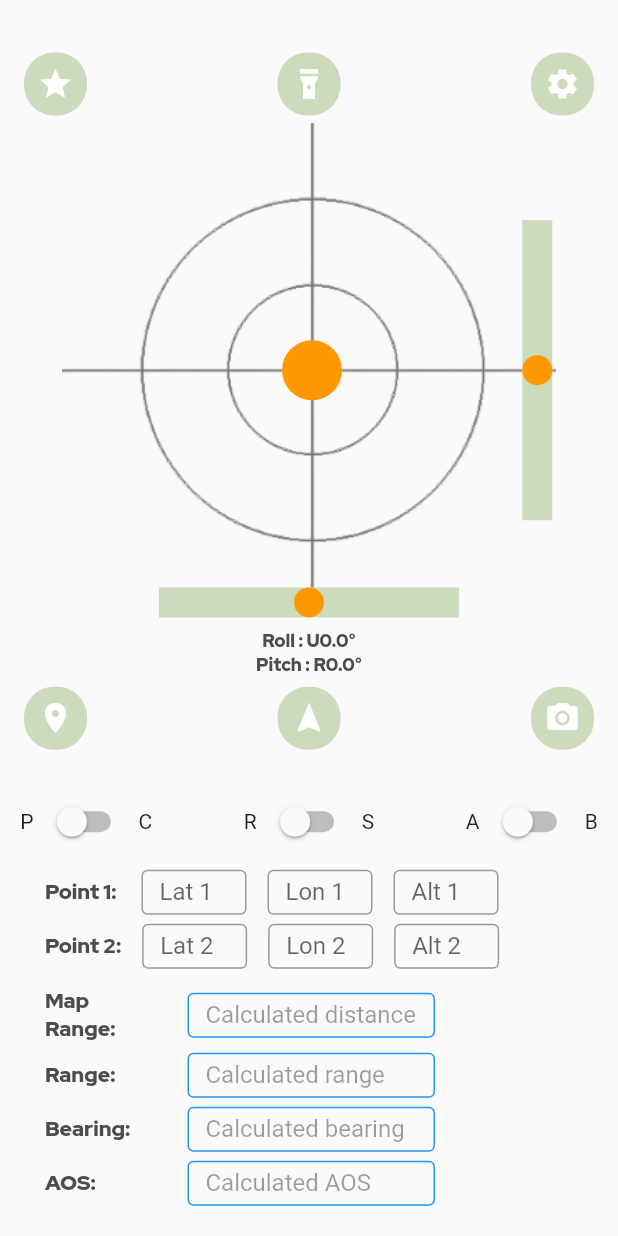
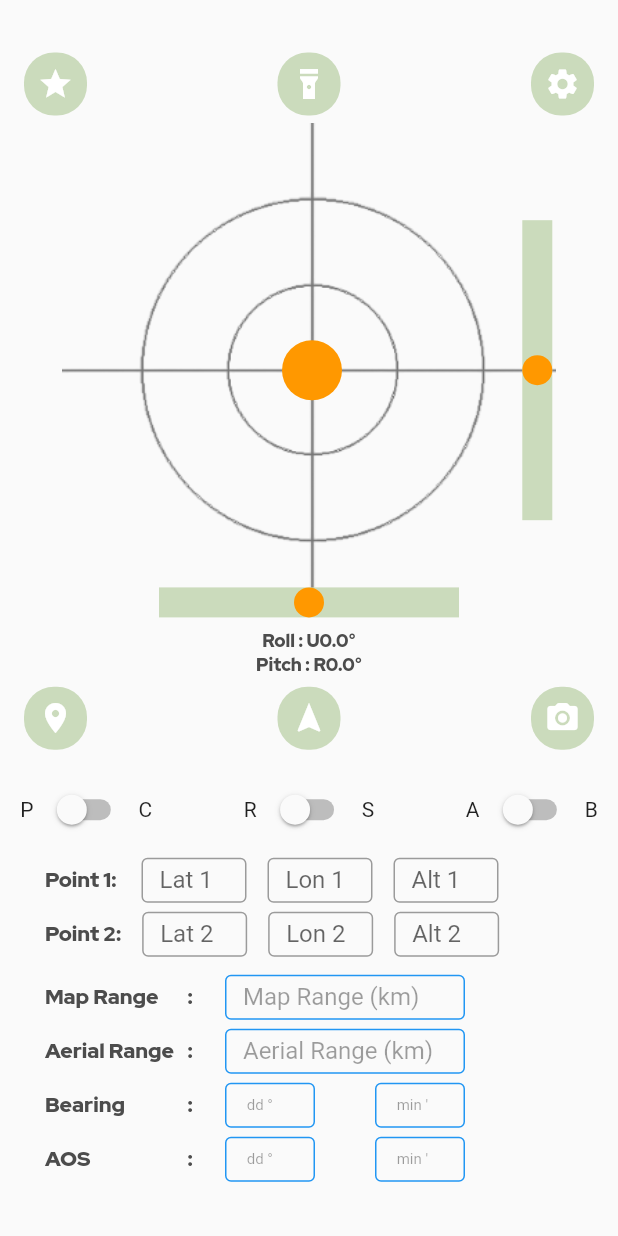
Before and after one commit to Sirius-aa7/Compass_Task, a Flutter app: the HomePage screen opened directly, swiped to page 2, on a phone screen of 412 x 824 dp. Run offline on Flutter 3.47's test engine with Material 2 defaults, Android fonts, the phone set to English and light mode, and no system bars; our stand-ins replace camera, flutter_compass, fluttertoast, geocoding, geolocator, google_fonts and 2 more; missing offline and left inert: torch_light; statements that could not run were skipped.

Commit message:
Minor changes in displaying output text fields in module 1

```diff
--- a/lib/pages/lat_long.dart
+++ b/lib/pages/lat_long.dart
@@ -227,7 +227,7 @@ class _GeoLocationAppState extends State<GeoLocationApp> {
       child: Column(
         children: [
           Padding(
-            padding: const EdgeInsets.all(8.0),
+            padding: const EdgeInsets.fromLTRB(8, 0, 8, 8),
             child: Row(
               mainAxisAlignment: MainAxisAlignment.spaceEvenly,
               children: [
@@ -1412,25 +1412,35 @@ class _GeoLocationAppState extends State<GeoLocationApp> {
                     children: [
                       Padding(padding: EdgeInsets.only(left: 30)),
                       Container(
-                        width: 75,
+                        width: 95,
                         child: Text(
-                          "Map Range:",
+                          "Map Range",
                           style: GoogleFonts.redHatDisplay(
                             fontWeight: FontWeight.w900,
                             color: const Color(0xFF4C4C4C),
                           ),
                         ),
                       ),
-                      Padding(padding: EdgeInsets.all(10)),
-                      Container(
-                        height: 30,
-                        width: 165,
+                      Container(
+                        width: 5,
+                        child: Text(
+                          ":",
+                          style: GoogleFonts.redHatDisplay(
+                            fontWeight: FontWeight.w900,
+                            color: const Color(0xFF4C4C4C),
+                          ),
+                        ),
+                      ),
+                      Padding(padding: EdgeInsets.all(10)),
+                      Container(
+                        height: 30,
+                        width: 160,
                         child: TextField(
                           controller: distanceController,
                           onChanged: (value) => _updateResults(),
                           enabled: sectionEnabled,
                           decoration: InputDecoration(
-                            labelText: 'Calculated distance',
+                            labelText: 'Map Range (km)',
                             border: OutlineInputBorder(),
                             disabledBorder: OutlineInputBorder(
                               borderSide: BorderSide(color: Colors.blue),
@@ -1445,41 +1455,19 @@ class _GeoLocationAppState extends State<GeoLocationApp> {
                     children: [
                       Padding(padding: EdgeInsets.only(left: 30)),
                       Container(
-                        width: 75,
+                        width: 95,
                         child: Text(
-                          "Range:",
+                          "Aerial Range",
                           style: GoogleFonts.redHatDisplay(
                             fontWeight: FontWeight.w900,
                             color: const Color(0xFF4C4C4C),
                           ),
                         ),
                       ),
-                      Padding(padding: EdgeInsets.all(10)),
-                      Container(
-                        height: 30,
-                        width: 165,
-                        child: TextField(
-                          controller: rangeController,
-                          enabled: sectionEnabled,
-                          decoration: InputDecoration(
-                            labelText: 'Calculated range ', // "471"
-                            border: OutlineInputBorder(),
-                            disabledBorder: OutlineInputBorder(
-                              borderSide: BorderSide(color: Colors.blue),
-                            ),
-                          ),
-                        ),
-                      ),
-                    ],
-                  ),
-                  Padding(padding: EdgeInsets.fromLTRB(0, 6, 0, 0)),
-                  Row(
-                    children: [
-                      Padding(padding: EdgeInsets.only(left: 30)),
-                      Container(
-                        width: 75,
+                      Container(
+                        width: 5,
                         child: Text(
-                          "Bearing:",
+                          ":",
                           style: GoogleFonts.redHatDisplay(
                             fontWeight: FontWeight.w900,
                             color: const Color(0xFF4C4C4C),
@@ -1489,12 +1477,13 @@ class _GeoLocationAppState extends State<GeoLocationApp> {
                       Padding(padding: EdgeInsets.all(10)),
                       Container(
                         height: 30,
-                        width: 165,
-                        child: TextField(
-                          controller: bearingController,
+                        width: 160, // 165
+                        child: TextField(
+                          controller: rangeController,
                           enabled: sectionEnabled,
                           decoration: InputDecoration(
-                            labelText: 'Calculated bearing', //"4712356"
+                            // labelText: 'Calculated range ', // "471"
+                            labelText: 'Aerial Range (km)',
                             border: OutlineInputBorder(),
                             disabledBorder: OutlineInputBorder(
                               borderSide: BorderSide(color: Colors.blue),
@@ -1509,24 +1498,37 @@ class _GeoLocationAppState extends State<GeoLocationApp> {
                     children: [
                       Padding(padding: EdgeInsets.only(left: 30)),
                       Container(
-                        width: 75,
+                        width: 95,
                         child: Text(
-                          "AOS:",
+                          "Bearing",
                           style: GoogleFonts.redHatDisplay(
                             fontWeight: FontWeight.w900,
                             color: const Color(0xFF4C4C4C),
                           ),
                         ),
                       ),
-                      Padding(padding: EdgeInsets.all(10)),
-                      Container(
-                        height: 30,
-                        width: 165,
-                        child: TextField(
-                          controller: aosController,
+                      Container(
+                        width: 5,
+                        child: Text(
+                          ":",
+                          style: GoogleFonts.redHatDisplay(
+                            fontWeight: FontWeight.w900,
+                            color: const Color(0xFF4C4C4C),
+                          ),
+                        ),
+                      ),
+                      Padding(padding: EdgeInsets.all(10)),
+                      Container(
+                        height: 30,
+                        width: 60,
+                        child: TextField(
+                          // controller: _angleDeg2Controller,
                           enabled: sectionEnabled,
-                          decoration: InputDecoration(
-                            labelText: 'Calculated AOS ', //"47.6"
+                          style: TextStyle(
+                            fontSize: 10.0, // Set the font size here
+                          ),
+                          decoration: InputDecoration(
+                            labelText: ' dd °',
                             border: OutlineInputBorder(),
                             disabledBorder: OutlineInputBorder(
                               borderSide: BorderSide(color: Colors.blue),
@@ -1534,6 +1536,123 @@ class _GeoLocationAppState extends State<GeoLocationApp> {
                           ),
                         ),
                       ),
+                      SizedBox(
+                        width: 40,
+                      ),
+                      Container(
+                        height: 30,
+                        width: 60,
+                        child: TextField(
+                          // controller: _angleMin2Controller,
+                          enabled: sectionEnabled,
+                          style: TextStyle(
+                            fontSize: 10.0, // Set the font size here
+                          ),
+                          decoration: InputDecoration(
+                            labelText: " min '",
+                            border: OutlineInputBorder(),
+                            disabledBorder: OutlineInputBorder(
+                              borderSide: BorderSide(color: Colors.blue),
+                            ),
+                          ),
+                        ),
+                      ),
+                      // Container(
+                      //   height: 30,
+                      //   width: 165,
+                      //   child: TextField(
+                      //     controller: bearingController,
+                      //     enabled: sectionEnabled,
+                      //     decoration: InputDecoration(
+                      //       labelText: 'Calculated bearing', //"4712356"
+                      //       border: OutlineInputBorder(),
+                      //       disabledBorder: OutlineInputBorder(
+                      //         borderSide: BorderSide(color: Colors.blue),
+                      //       ),
+                      //     ),
+                      //   ),
+                      // ),
+                    ],
+                  ),
+                  Padding(padding: EdgeInsets.fromLTRB(0, 6, 0, 0)),
+                  Row(
+                    children: [
+                      Padding(padding: EdgeInsets.only(left: 30)),
+                      Container(
+                        width: 95,
+                        child: Text(
+                          "AOS",
+                          style: GoogleFonts.redHatDisplay(
+                            fontWeight: FontWeight.w900,
+                            color: const Color(0xFF4C4C4C),
+                          ),
+                        ),
+                      ),
+                      Container(
+                        width: 5,
+                        child: Text(
+                          ":",
+                          style: GoogleFonts.redHatDisplay(
+                            fontWeight: FontWeight.w900,
+                            color: const Color(0xFF4C4C4C),
+                          ),
+                        ),
+                      ),
+                      Padding(padding: EdgeInsets.all(10)),
+                      Container(
+                        height: 30,
+                        width: 60,
+                        child: TextField(
+                          // controller: _angleDeg2Controller,
+                          enabled: sectionEnabled,
+                          style: TextStyle(
+                            fontSize: 10.0, // Set the font size here
+                          ),
+                          decoration: InputDecoration(
+                            labelText: ' dd °',
+                            border: OutlineInputBorder(),
+                            disabledBorder: OutlineInputBorder(
+                              borderSide: BorderSide(color: Colors.blue),
+                            ),
+                          ),
+                        ),
+                      ),
+                      SizedBox(
+                        width: 40,
+                      ),
+                      Container(
+                        height: 30,
+                        width: 60,
+                        child: TextField(
+                          // controller: _angleMin2Controller,
+                          enabled: sectionEnabled,
+                          style: TextStyle(
+                            fontSize: 10.0, // Set the font size here
+                          ),
+                          decoration: InputDecoration(
+                            labelText: " min '",
+                            border: OutlineInputBorder(),
+                            disabledBorder: OutlineInputBorder(
+                              borderSide: BorderSide(color: Colors.blue),
+                            ),
+                          ),
+                        ),
+                      ),
+                      // Container(
+                      //   height: 30,
+                      //   width: 165,
+                      //   child: TextField(
+                      //     controller: aosController,
+                      //     enabled: sectionEnabled,
+                      //     decoration: InputDecoration(
+                      //       labelText: 'Calculated AOS ', //"47.6"
+                      //       border: OutlineInputBorder(),
+                      //       disabledBorder: OutlineInputBorder(
+                      //         borderSide: BorderSide(color: Colors.blue),
+                      //       ),
+                      //     ),
+                      //   ),
+                      // ),
                     ],
                   ),
                 ],
```
